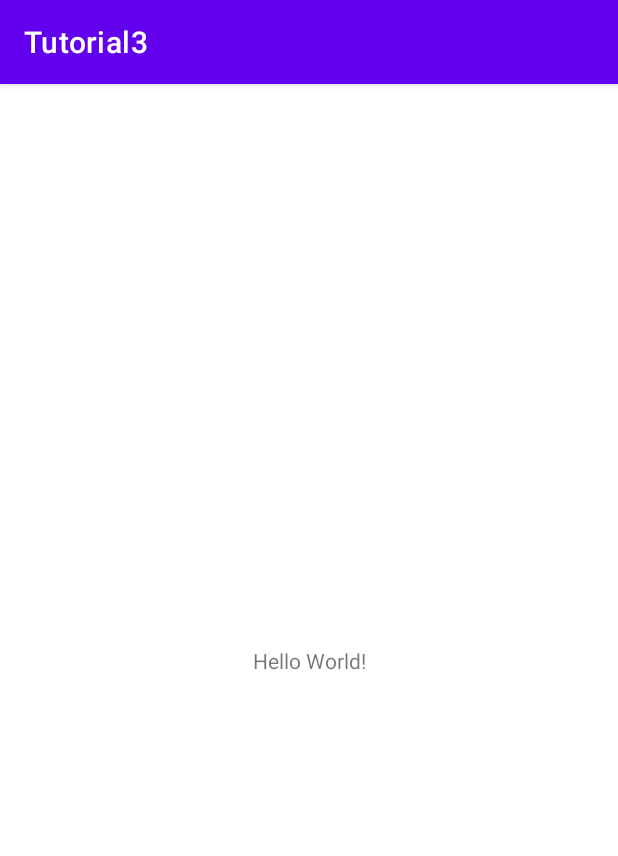
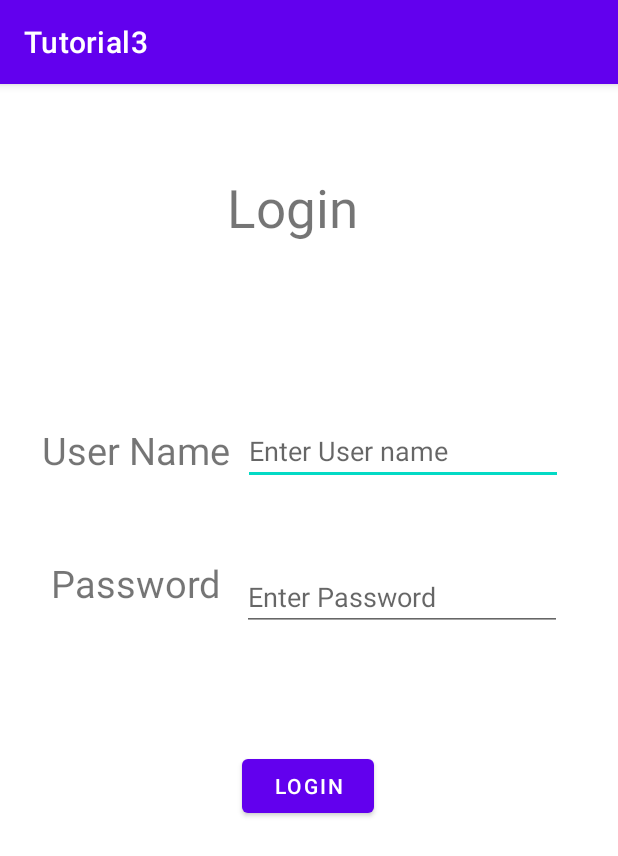
Before and after one commit to AtikMandhat5/Tutorial3, an Android app: the screen it shows after launch (MainActivity), on a phone screen of 412 x 824 dp. Shown: the top 856 px of the screen. Run offline under Robolectric (Android 15) with nearby library versions, the phone set to English and light mode, and no system bars.

Commit message:
initialize the defination and create second Activity and write jafile

```diff
--- a/app/src/main/AndroidManifest.xml
+++ b/app/src/main/AndroidManifest.xml
@@ -9,6 +9,12 @@
         android:roundIcon="@mipmap/ic_launcher_round"
         android:supportsRtl="true"
         android:theme="@style/Theme.Tutorial3">
+
+        <activity android:name=".Activity2"
+            android:label="Second Activity"
+            android:parentActivityName=".MainActivity">
+
+        </activity>
         <activity android:name=".MainActivity">
             <intent-filter>
                 <action android:name="android.intent.action.MAIN" />
--- a/app/src/main/java/com/example/tutorial3/MainActivity.java
+++ b/app/src/main/java/com/example/tutorial3/MainActivity.java
@@ -2,13 +2,43 @@ package com.example.tutorial3;
 
 import androidx.appcompat.app.AppCompatActivity;
 
+import android.content.Intent;
 import android.os.Bundle;
+import android.view.View;
+import android.widget.Button;
+import android.widget.EditText;
+import android.widget.TextView;
+import android.widget.Toast;
 
 public class MainActivity extends AppCompatActivity {
+    EditText name, psw;
 
     @Override
     protected void onCreate(Bundle savedInstanceState) {
         super.onCreate(savedInstanceState);
         setContentView(R.layout.activity_main);
+
+        name=findViewById(R.id.name);
+        psw=findViewById(R.id.psw);
+    }
+
+    public void login(View view) {
+
+        if (name.length() == 0){
+            Toast.makeText(this, "Please Enter Username", Toast.LENGTH_SHORT).show();
+        }
+        else if (psw.length() == 0){
+            Toast.makeText(this, "Please Enter Password", Toast.LENGTH_SHORT).show();
+        }
+        else if (name.equals("admin@gmail.com") && psw.equals("admin"))
+        {
+            Intent intent = new Intent(this,Activity2.class);
+            startActivity(intent);
+            finish();
+        }
+        else
+        {
+            Toast.makeText(this, "Username and password is incorect...", Toast.LENGTH_SHORT).show();
+        }
     }
 }
--- a/app/src/main/res/layout/activity_main.xml
+++ b/app/src/main/res/layout/activity_main.xml
@@ -2,17 +2,89 @@
 <androidx.constraintlayout.widget.ConstraintLayout xmlns:android="http://schemas.android.com/apk/res/android"
     xmlns:app="http://schemas.android.com/apk/res-auto"
     xmlns:tools="http://schemas.android.com/tools"
+    android:id="@+id/textview"
     android:layout_width="match_parent"
     android:layout_height="match_parent"
     tools:context=".MainActivity">
 
-    <TextView
-        android:layout_width="wrap_content"
-        android:layout_height="wrap_content"
-        android:text="Hello World!"
-        app:layout_constraintBottom_toBottomOf="parent"
-        app:layout_constraintLeft_toLeftOf="parent"
-        app:layout_constraintRight_toRightOf="parent"
-        app:layout_constraintTop_toTopOf="parent" />
+        <TextView
+            android:id="@+id/textView"
+            android:layout_width="wrap_content"
+            android:layout_height="wrap_content"
+            android:text="Login"
+            android:textSize="35sp"
+            app:layout_constraintBottom_toBottomOf="parent"
+            app:layout_constraintEnd_toEndOf="parent"
+            app:layout_constraintHorizontal_bias="0.467"
+            app:layout_constraintStart_toStartOf="parent"
+            app:layout_constraintTop_toTopOf="parent"
+            app:layout_constraintVertical_bias="0.081" />
+
+        <TextView
+            android:id="@+id/textView2"
+            android:layout_width="wrap_content"
+            android:layout_height="wrap_content"
+            android:text="User Name"
+            android:textSize="25sp"
+            app:layout_constraintBottom_toBottomOf="parent"
+            app:layout_constraintEnd_toEndOf="parent"
+            app:layout_constraintHorizontal_bias="0.097"
+            app:layout_constraintStart_toStartOf="parent"
+            app:layout_constraintTop_toTopOf="parent"
+            app:layout_constraintVertical_bias="0.309" />
+
+        <TextView
+            android:id="@+id/textView3"
+            android:layout_width="wrap_content"
+            android:layout_height="wrap_content"
+            android:layout_marginTop="46dp"
+            android:text="Password"
+            android:textSize="25sp"
+            app:layout_constraintBottom_toBottomOf="parent"
+            app:layout_constraintEnd_toEndOf="parent"
+            app:layout_constraintHorizontal_bias="0.113"
+            app:layout_constraintStart_toStartOf="parent"
+            app:layout_constraintTop_toBottomOf="@+id/textView2"
+            app:layout_constraintVertical_bias="0.019" />
+
+        <EditText
+            android:id="@+id/name"
+            android:layout_width="wrap_content"
+            android:layout_height="wrap_content"
+            android:ems="10"
+            android:hint="Enter User name"
+            android:inputType="textPersonName"
+            app:layout_constraintBottom_toBottomOf="parent"
+            app:layout_constraintEnd_toEndOf="parent"
+            app:layout_constraintHorizontal_bias="0.186"
+            app:layout_constraintStart_toEndOf="@+id/textView2"
+            app:layout_constraintTop_toTopOf="parent"
+            app:layout_constraintVertical_bias="0.307" />
+
+        <Button
+            android:id="@+id/button"
+            android:layout_width="wrap_content"
+            android:layout_height="wrap_content"
+            android:layout_marginBottom="276dp"
+            android:text="Login"
+            app:layout_constraintBottom_toBottomOf="parent"
+            app:layout_constraintEnd_toEndOf="parent"
+            app:layout_constraintHorizontal_bias="0.498"
+            app:layout_constraintStart_toStartOf="parent"
+            android:onClick="login"/>
+
+        <EditText
+            android:id="@+id/psw"
+            android:layout_width="wrap_content"
+            android:layout_height="wrap_content"
+            android:ems="10"
+            android:hint="Enter Password"
+            android:inputType="textPassword"
+            app:layout_constraintBottom_toTopOf="@+id/button"
+            app:layout_constraintEnd_toEndOf="parent"
+            app:layout_constraintHorizontal_bias="0.272"
+            app:layout_constraintStart_toEndOf="@+id/textView3"
+            app:layout_constraintTop_toBottomOf="@+id/name"
+            app:layout_constraintVertical_bias="0.396" />
 
 </androidx.constraintlayout.widget.ConstraintLayout>
```
